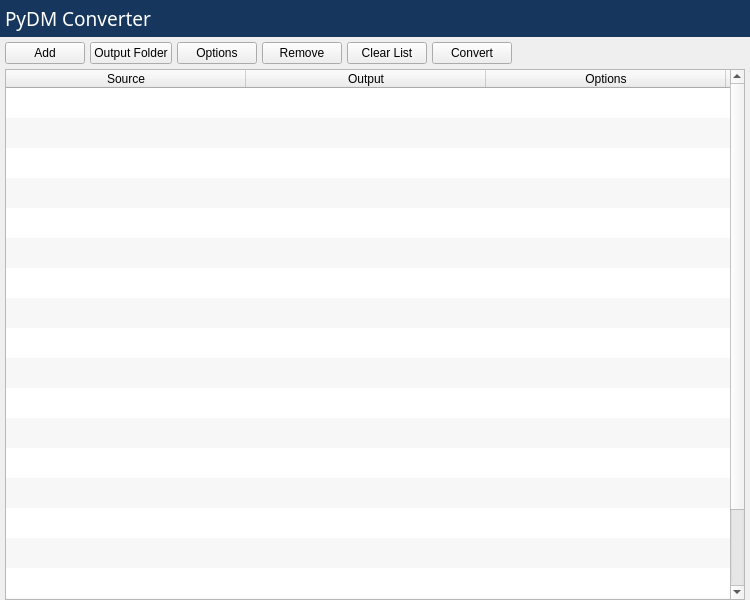
Before: the Qt Designer form app/src/view/main_window.ui in slaclab/pydm-converter-tool, drawn with Qt 5.
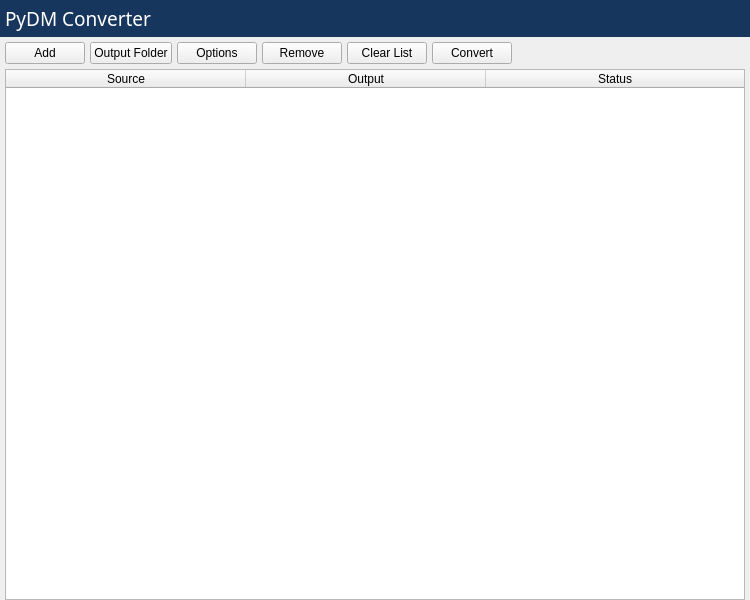
After: the same form once the commit is applied. Icons and pictures are not drawn.

Commit message: Partial implementation of button functionality

Diff of the .ui file:
```diff
--- a/app/src/view/main_window.ui
+++ b/app/src/view/main_window.ui
@@ -241,10 +241,10 @@
           <bool>false</bool>
          </property>
          <property name="rowCount">
-          <number>20</number>
+          <number>0</number>
          </property>
          <property name="columnCount">
-          <number>6</number>
+          <number>3</number>
          </property>
          <attribute name="horizontalHeaderMinimumSectionSize">
           <number>200</number>
@@ -261,26 +261,6 @@
          <attribute name="verticalHeaderVisible">
           <bool>false</bool>
          </attribute>
-         <row/>
-         <row/>
-         <row/>
-         <row/>
-         <row/>
-         <row/>
-         <row/>
-         <row/>
-         <row/>
-         <row/>
-         <row/>
-         <row/>
-         <row/>
-         <row/>
-         <row/>
-         <row/>
-         <row/>
-         <row/>
-         <row/>
-         <row/>
          <column>
           <property name="text">
            <string>Source</string>
@@ -293,12 +273,9 @@
          </column>
          <column>
           <property name="text">
-           <string>Options</string>
+           <string>Status</string>
           </property>
          </column>
-         <column/>
-         <column/>
-         <column/>
         </widget>
        </item>
       </layout>
```
Left out of the diff: 5 changed lines with no effect on the pictures. The commit also changes 1 other file.
